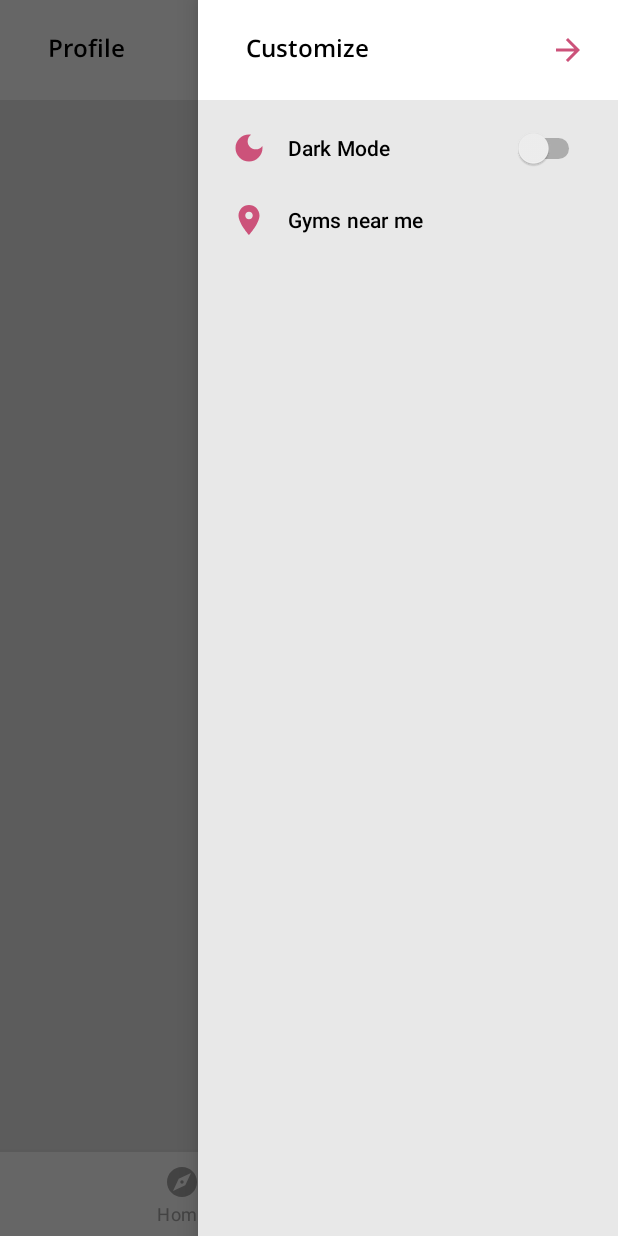
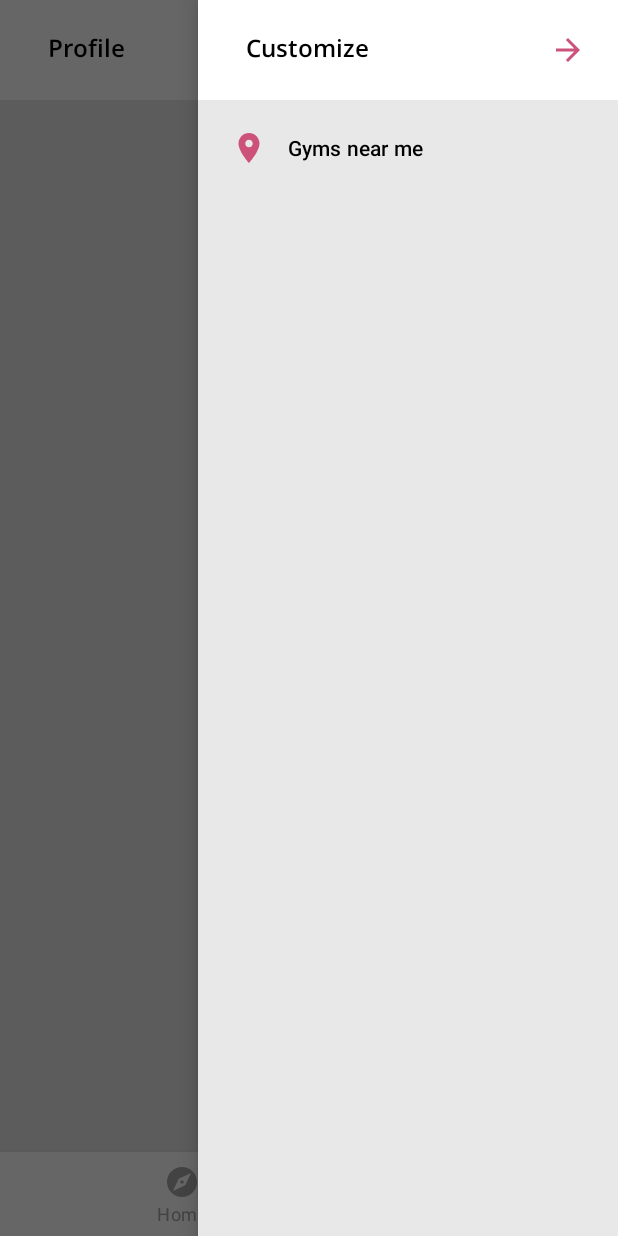
Before and after one commit to Josh-Cox/ExercisesApp, an Android app: the ProfileActivity screen opened directly, with no data from a screen before it, with the side drawer open, on a phone screen of 412 x 824 dp. Run offline under Robolectric (Android 15) with nearby library versions, the phone set to English and light mode, and no system bars; libraries missing offline, so code that uses them is left out: org.parceler; network calls fail.

Commit message:
Fixed filter menu bug

```diff
--- a/app/src/main/java/com/example/exercisesapp/ProfileActivity.java
+++ b/app/src/main/java/com/example/exercisesapp/ProfileActivity.java
@@ -40,7 +40,6 @@ public class ProfileActivity extends AppCompatActivity implements RVInterface {
 
     // refresh boolean
     static boolean refreshed = true;
-    private boolean dark_mode = true;
 
 
     NavigationBarView navigationBarView;
@@ -49,7 +48,6 @@ public class ProfileActivity extends AppCompatActivity implements RVInterface {
     Context context = ProfileActivity.this;
     TextView tvActionBar;
     RVAdapter adapter;
-    Switch dark_mode_switch;
 
 
     @Override
@@ -71,7 +69,6 @@ public class ProfileActivity extends AppCompatActivity implements RVInterface {
         TextView sideMenuText = header.findViewById(R.id.pageTitle);
         sideMenuText.setText(R.string.profile_side_menu);
         Menu menu = navigationView.getMenu();
-        dark_mode_switch = (Switch) menu.findItem(R.id.dark_mode).getActionView();
 
         // set attributes
         recyclerView = findViewById(R.id.rvSavedList);
--- a/app/src/main/res/menu/side_menu_prof.xml
+++ b/app/src/main/res/menu/side_menu_prof.xml
@@ -2,13 +2,6 @@
 <menu xmlns:android="http://schemas.android.com/apk/res/android"
     xmlns:app="http://schemas.android.com/apk/res-auto"
     >
-    <item
-        android:id="@+id/dark_mode"
-        android:title="Dark Mode"
-        app:actionViewClass="android.widget.Switch"
-        android:checkable="true"
-        app:showAsAction="always"
-        android:icon="@drawable/ic_theme" />
     <item
         android:id="@+id/findGyms"
         android:title="Gyms near me"
```
Also changed, not shown: app/src/main/java/com/example/exercisesapp/MainActivity.java (+9 -0 lines).
